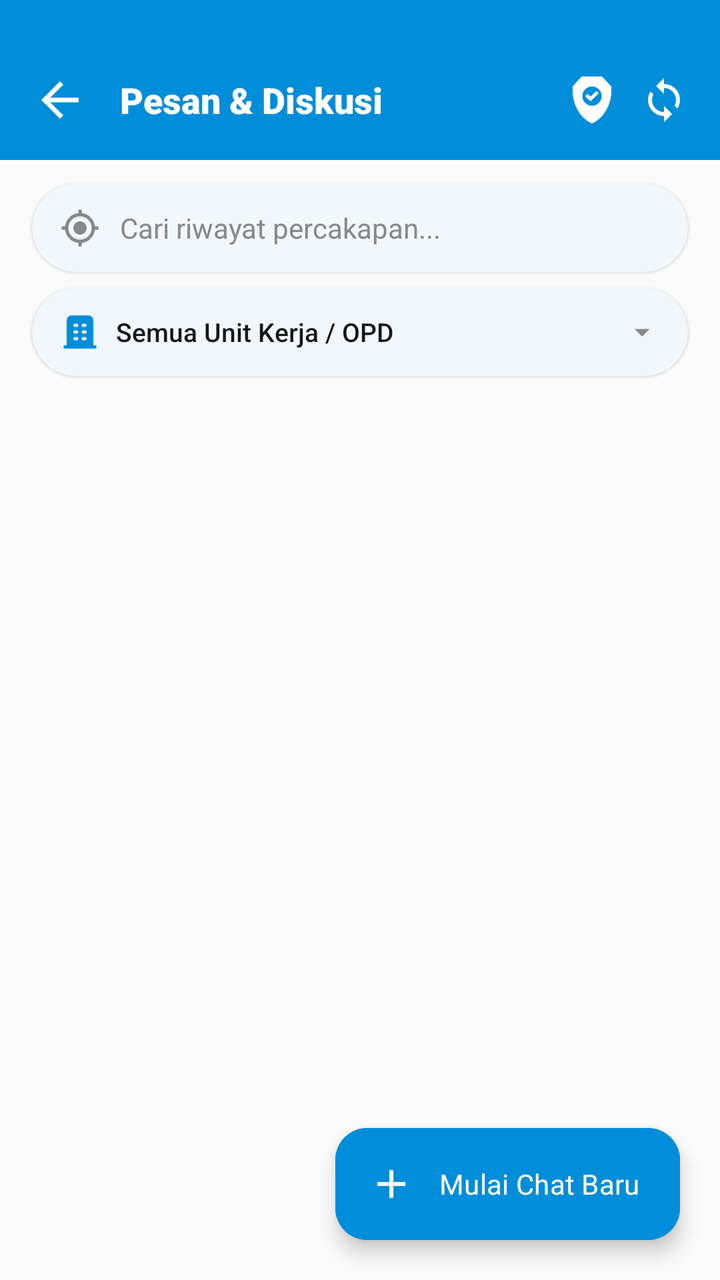
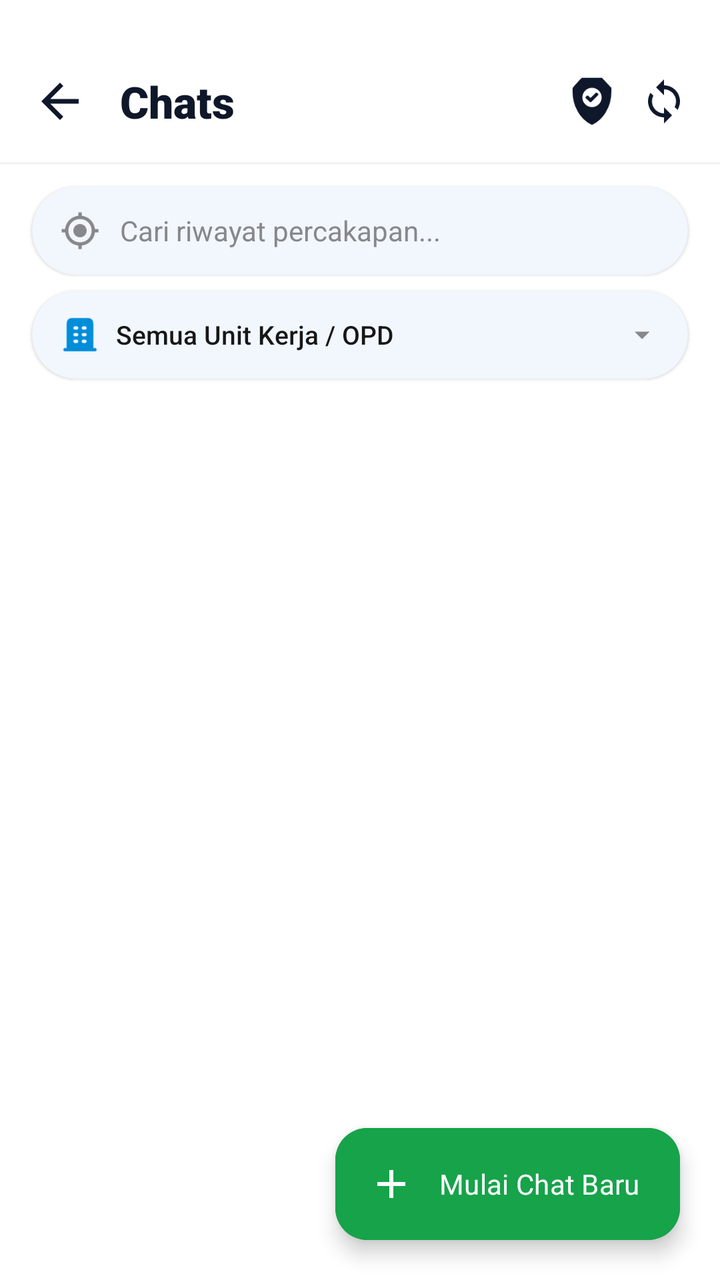

An Android layout rendered at two revisions. The XML below is the earlier revision; the diff shows what the commit changed to produce the second picture.
<!-- AndroidManifest.xml: application theme Theme.AppPemko -->
<!-- res/layout/activity_chat_list.xml -->
<?xml version="1.0" encoding="utf-8"?>
<LinearLayout xmlns:android="http://schemas.android.com/apk/res/android"
    xmlns:app="http://schemas.android.com/apk/res-auto"
    android:layout_width="match_parent"
    android:layout_height="match_parent"
    android:background="@color/background_main"
    android:orientation="vertical">

    
    <LinearLayout
        android:layout_width="match_parent"
        android:layout_height="wrap_content"
        android:background="@color/biru"
        android:orientation="horizontal"
        android:paddingHorizontal="16dp"
        android:paddingTop="36dp"
        android:paddingBottom="16dp"
        android:gravity="center_vertical">

        <ImageView
            android:id="@+id/ivBackChatList"
            android:layout_width="28dp"
            android:layout_height="28dp"
            android:src="@drawable/ic_arrow_back"
            app:tint="@color/putih"
            android:background="?attr/selectableItemBackgroundBorderless"
            android:clickable="true"
            android:focusable="true"
            android:contentDescription="Kembali"/>

        <TextView
            android:layout_width="0dp"
            android:layout_height="wrap_content"
            android:layout_weight="1"
            android:layout_marginStart="16dp"
            android:text="Pesan &amp; Diskusi"
            android:textColor="@color/putih"
            android:textSize="18sp"
            android:fontFamily="sans-serif-black"/>

        <ImageView
            android:id="@+id/ivPrivacyChatList"
            android:layout_width="24dp"
            android:layout_height="24dp"
            android:layout_marginEnd="12dp"
            android:src="@drawable/ic_privasi"
            app:tint="@color/putih"
            android:background="?attr/selectableItemBackgroundBorderless"
            android:clickable="true"
            android:focusable="true"
            android:contentDescription="Privasi Kontak"/>

        <ImageView
            android:id="@+id/ivRefreshChatList"
            android:layout_width="24dp"
            android:layout_height="24dp"
            android:src="@drawable/ic_sync2"
            app:tint="@color/putih"
            android:background="?attr/selectableItemBackgroundBorderless"
            android:clickable="true"
            android:focusable="true"
            android:contentDescription="Refresh"/>
    </LinearLayout>

    
    <com.google.android.material.card.MaterialCardView
        android:id="@+id/cvMonitoringBanner"
        android:layout_width="match_parent"
        android:layout_height="wrap_content"
        android:layout_marginHorizontal="16dp"
        android:layout_marginTop="12dp"
        app:cardCornerRadius="16dp"
        app:cardElevation="2dp"
        app:strokeWidth="1dp"
        app:strokeColor="#C7D2FE"
        app:cardBackgroundColor="#EEF2FF"
        android:visibility="gone"
        android:clickable="true"
        android:focusable="true">

        <LinearLayout
            android:layout_width="match_parent"
            android:layout_height="wrap_content"
            android:gravity="center_vertical"
            android:orientation="horizontal"
            android:padding="12dp">

            <ImageView
                android:layout_width="32dp"
                android:layout_height="32dp"
                android:src="@drawable/ic_document_scanner"
                app:tint="#3730A3"
                android:contentDescription="Monitoring"/>

            <LinearLayout
                android:layout_width="0dp"
                android:layout_height="wrap_content"
                android:layout_weight="1"
                android:layout_marginStart="12dp"
                android:orientation="vertical">

                <TextView
                    android:layout_width="wrap_content"
                    android:layout_height="wrap_content"
                    android:text="Halaman Monitoring Sistem"
                    android:textColor="#3730A3"
                    android:textSize="14sp"
                    android:fontFamily="sans-serif-black"/>

                <TextView
                    android:layout_width="wrap_content"
                    android:layout_height="wrap_content"
                    android:layout_marginTop="2dp"
                    android:text="Pantau seluruh riwayat obrolan pegawai Pemko"
                    android:textColor="#4338CA"
                    android:textSize="12sp"
                    android:fontFamily="sans-serif"/>
            </LinearLayout>

            <ImageView
                android:layout_width="20dp"
                android:layout_height="20dp"
                android:src="@drawable/ic_arrow_back"
                android:rotation="180"
                app:tint="#3730A3"
                android:contentDescription="Buka Monitoring"/>
        </LinearLayout>
    </com.google.android.material.card.MaterialCardView>

    
    <com.google.android.material.card.MaterialCardView
        android:layout_width="match_parent"
        android:layout_height="44dp"
        android:layout_marginHorizontal="16dp"
        android:layout_marginTop="12dp"
        android:layout_marginBottom="8dp"
        app:cardCornerRadius="22dp"
        app:cardElevation="1dp"
        app:strokeWidth="0dp">

        <LinearLayout
            android:layout_width="match_parent"
            android:layout_height="match_parent"
            android:gravity="center_vertical"
            android:orientation="horizontal"
            android:paddingHorizontal="14dp">

            <ImageView
                android:layout_width="20dp"
                android:layout_height="20dp"
                android:src="@drawable/ic_search_location"
                app:tint="@color/text_hint"
                android:contentDescription="Cari"/>

            <EditText
                android:id="@+id/etSearchChat"
                android:layout_width="match_parent"
                android:layout_height="match_parent"
                android:layout_marginStart="10dp"
                android:background="@null"
                android:hint="Cari riwayat percakapan..."
                android:textColor="@color/text_primary"
                android:textColorHint="@color/text_hint"
                android:textSize="14sp"
                android:fontFamily="sans-serif"
                android:inputType="text"/>
        </LinearLayout>
    </com.google.android.material.card.MaterialCardView>

    
    <com.google.android.material.card.MaterialCardView
        android:id="@+id/cvOpdFilterSelector"
        android:layout_width="match_parent"
        android:layout_height="44dp"
        android:layout_marginHorizontal="16dp"
        android:layout_marginBottom="8dp"
        app:cardCornerRadius="22dp"
        app:cardElevation="1dp"
        app:strokeWidth="0dp"
        android:clickable="true"
        android:focusable="true">

        <LinearLayout
            android:layout_width="match_parent"
            android:layout_height="match_parent"
            android:gravity="center_vertical"
            android:orientation="horizontal"
            android:paddingHorizontal="14dp">

            <ImageView
                android:layout_width="20dp"
                android:layout_height="20dp"
                android:src="@drawable/ic_locasi_office"
                app:tint="@color/biru"
                android:contentDescription="Unit Kerja / OPD"/>

            <TextView
                android:id="@+id/tvSelectedOpdFilterName"
                android:layout_width="0dp"
                android:layout_height="wrap_content"
                android:layout_weight="1"
                android:layout_marginStart="8dp"
                android:text="Semua Unit Kerja / OPD"
                android:textColor="@color/text_primary"
                android:textSize="13sp"
                android:fontFamily="sans-serif-medium"
                android:maxLines="1"
                android:ellipsize="end"/>

            <ImageView
                android:layout_width="18dp"
                android:layout_height="18dp"
                android:src="@drawable/ic_arrow_down"
                app:tint="@color/text_hint"
                android:contentDescription="Pilih OPD"/>
        </LinearLayout>
    </com.google.android.material.card.MaterialCardView>

    <FrameLayout
        android:layout_width="match_parent"
        android:layout_height="match_parent">

        <androidx.recyclerview.widget.RecyclerView
            android:id="@+id/rvChatList"
            android:layout_width="match_parent"
            android:layout_height="match_parent"
            android:clipToPadding="false"
            android:paddingVertical="8dp"/>

        <ProgressBar
            android:id="@+id/pbChatList"
            android:layout_width="wrap_content"
            android:layout_height="wrap_content"
            android:layout_gravity="center"/>

        
        <LinearLayout
            android:id="@+id/llEmptyChatState"
            android:layout_width="match_parent"
            android:layout_height="wrap_content"
            android:layout_gravity="center"
            android:gravity="center"
            android:orientation="vertical"
            android:paddingHorizontal="32dp"
            android:visibility="gone">

            <ImageView
                android:layout_width="72dp"
                android:layout_height="72dp"
                android:src="@drawable/ic_mail"
                app:tint="@color/text_hint"
                android:contentDescription="Pesan Kosong"/>

            <TextView
                android:layout_width="wrap_content"
                android:layout_height="wrap_content"
                android:layout_marginTop="16dp"
                android:text="Belum Ada Riwayat Percakapan"
                android:textColor="@color/text_primary"
                android:textSize="16sp"
                android:fontFamily="sans-serif-black"/>

            <TextView
                android:layout_width="wrap_content"
                android:layout_height="wrap_content"
                android:layout_marginTop="6dp"
                android:gravity="center"
                android:text="Anda belum pernah melakukan komunikasi. Tekan tombol 'Mulai Chat Baru' di bawah untuk mengirim pesan ke rekan kerja."
                android:textColor="@color/text_secondary"
                android:textSize="13sp"
                android:fontFamily="sans-serif"/>
        </LinearLayout>

        
        <com.google.android.material.floatingactionbutton.ExtendedFloatingActionButton
            android:id="@+id/btnNewChatFab"
            android:layout_width="wrap_content"
            android:layout_height="wrap_content"
            android:layout_gravity="bottom|end"
            android:layout_margin="20dp"
            android:text="Mulai Chat Baru"
            android:textColor="@color/putih"
            android:textSize="14sp"
            android:fontFamily="sans-serif-bold"
            app:icon="@drawable/ic_baseline_add"
            app:iconTint="@color/putih"
            android:backgroundTint="@color/biru"/>

    </FrameLayout>
</LinearLayout>
<!-- resources referenced by this layout -->
<resources>
  <color name="background_main">#FBFBFB</color>
  <color name="biru">#008DDA</color>
  <color name="putih">#FFFFFF</color>
  <color name="text_hint">#87888c</color>
  <color name="text_primary">#171717</color>
  <color name="text_secondary">#454545</color>
  <!-- drawable ic_arrow_back (drawable) -->
  <?xml version="1.0" encoding="utf-8"?>
  <vector xmlns:android="http://schemas.android.com/apk/res/android"
      android:width="24dp"
      android:height="24dp"
      android:viewportWidth="24"
      android:viewportHeight="24">
      <path
          android:fillColor="#FFFFFFFF"
          android:pathData="M20,11H7.83l5.59,-5.59L12,4l-8,8 8,8 1.41,-1.41L7.83,13H20v-2z" />
  </vector>
  <!-- drawable ic_arrow_down (drawable) -->
  <vector android:height="24dp" android:tint="@color/biru"
      android:viewportHeight="24" android:viewportWidth="24"
      android:width="24dp" xmlns:android="http://schemas.android.com/apk/res/android">
      <path android:fillColor="@android:color/white" android:pathData="M7,10l5,5 5,-5z"/>
  </vector>
  <!-- drawable ic_baseline_add (drawable) -->
  <vector xmlns:android="http://schemas.android.com/apk/res/android"
      android:width="24dp"
      android:height="24dp"
      android:viewportWidth="24"
      android:viewportHeight="24">
    <path
        android:fillColor="#FF000000"
        android:pathData="M19,13h-6v6h-2v-6H5v-2h6V5h2v6h6v2z"/>
  </vector>
  <!-- drawable ic_document_scanner (drawable) -->
  <vector android:height="24dp"
      android:viewportHeight="24" android:viewportWidth="24"
      android:width="24dp" xmlns:android="http://schemas.android.com/apk/res/android">
      <path android:fillColor="@color/font" android:pathData="M7,3H4v3H2V1h5V3zM22,6V1h-5v2h3v3H22zM7,21H4v-3H2v5h5V21zM20,18v3h-3v2h5v-5H20zM19,18c0,1.1 -0.9,2 -2,2H7c-1.1,0 -2,-0.9 -2,-2V6c0,-1.1 0.9,-2 2,-2h10c1.1,0 2,0.9 2,2V18zM15,8H9v2h6V8zM15,11H9v2h6V11zM15,14H9v2h6V14z"/>
  </vector>
  <!-- drawable ic_search_location (drawable) -->
  <vector android:height="24dp"
      android:viewportHeight="24" android:viewportWidth="24"
      android:width="24dp" xmlns:android="http://schemas.android.com/apk/res/android">
      <path android:fillColor="#F1F1F1" android:pathData="M12,8c-2.21,0 -4,1.79 -4,4s1.79,4 4,4 4,-1.79 4,-4 -1.79,-4 -4,-4zM20.94,11c-0.46,-4.17 -3.77,-7.48 -7.94,-7.94L13,1h-2v2.06C6.83,3.52 3.52,6.83 3.06,11L1,11v2h2.06c0.46,4.17 3.77,7.48 7.94,7.94L11,23h2v-2.06c4.17,-0.46 7.48,-3.77 7.94,-7.94L23,13v-2h-2.06zM12,19c-3.87,0 -7,-3.13 -7,-7s3.13,-7 7,-7 7,3.13 7,7 -3.13,7 -7,7z"/>
  </vector>
  <!-- drawable ic_sync2 (drawable) -->
  <vector android:height="24dp" android:tint="@color/biru"
      android:viewportHeight="24" android:viewportWidth="24"
      android:width="24dp" xmlns:android="http://schemas.android.com/apk/res/android">
      <path android:fillColor="@android:color/white" android:pathData="M12,4L12,1L8,5l4,4L12,6c3.31,0 6,2.69 6,6 0,1.01 -0.25,1.97 -0.7,2.8l1.46,1.46C19.54,15.03 20,13.57 20,12c0,-4.42 -3.58,-8 -8,-8zM12,18c-3.31,0 -6,-2.69 -6,-6 0,-1.01 0.25,-1.97 0.7,-2.8L5.24,7.74C4.46,8.97 4,10.43 4,12c0,4.42 3.58,8 8,8v3l4,-4 -4,-4v3z"/>
  </vector>
  <style name="Theme.AppPemko" parent="Base.Theme.AppPemko">
          <item name="android:textColor">@color/text_primary</item>
      </style>
  <color name="font">#454545</color>
  <color name="primary_brand">#0869D8</color>
  <color name="on_primary_brand">#FFFFFF</color>
  <color name="brand_secondary">#E91E63</color>
  <color name="white">#FFFFFF</color>
  <color name="surface_main">#FFFFFF</color>
  <color name="surface_variant">#F4F4F4</color>
  <style name="Animation.App.Activity" parent="@android:style/Animation.Activity">
          <item name="android:activityOpenEnterAnimation">@anim/slide_in_right</item>
          <item name="android:activityOpenExitAnimation">@anim/slide_out_left</item>
          <item name="android:activityCloseEnterAnimation">@anim/slide_in_left</item>
          <item name="android:activityCloseExitAnimation">@anim/slide_out_right</item>
      </style>
  <!-- unchanged entries left out for length: 4 -->
</resources>

<!-- the commit's change to res/layout/activity_chat_list.xml (unified diff, before → after) -->
@@ -3,14 +3,15 @@
     xmlns:app="http://schemas.android.com/apk/res-auto"
     android:layout_width="match_parent"
     android:layout_height="match_parent"
-    android:background="@color/background_main"
+    android:background="#FFFFFF"
     android:orientation="vertical">
 
     
     <LinearLayout
         android:layout_width="match_parent"
         android:layout_height="wrap_content"
-        android:background="@color/biru"
+        android:background="#FFFFFF"
+        android:elevation="1dp"
         android:orientation="horizontal"
         android:paddingHorizontal="16dp"
         android:paddingTop="36dp"
@@ -22,7 +23,7 @@
             android:layout_width="28dp"
             android:layout_height="28dp"
             android:src="@drawable/ic_arrow_back"
-            app:tint="@color/putih"
+            app:tint="#0F172A"
             android:background="?attr/selectableItemBackgroundBorderless"
             android:clickable="true"
             android:focusable="true"
@@ -33,9 +34,9 @@
             android:layout_height="wrap_content"
             android:layout_weight="1"
             android:layout_marginStart="16dp"
-            android:text="Pesan &amp; Diskusi"
-            android:textColor="@color/putih"
-            android:textSize="18sp"
+            android:text="Chats"
+            android:textColor="#0F172A"
+            android:textSize="22sp"
             android:fontFamily="sans-serif-black"/>
 
         <ImageView
@@ -44,7 +45,7 @@
             android:layout_height="24dp"
             android:layout_marginEnd="12dp"
             android:src="@drawable/ic_privasi"
-            app:tint="@color/putih"
+            app:tint="#0F172A"
             android:background="?attr/selectableItemBackgroundBorderless"
             android:clickable="true"
             android:focusable="true"
@@ -55,7 +56,7 @@
             android:layout_width="24dp"
             android:layout_height="24dp"
             android:src="@drawable/ic_sync2"
-            app:tint="@color/putih"
+            app:tint="#0F172A"
             android:background="?attr/selectableItemBackgroundBorderless"
             android:clickable="true"
             android:focusable="true"
@@ -231,7 +232,9 @@
             android:id="@+id/pbChatList"
             android:layout_width="wrap_content"
             android:layout_height="wrap_content"
-            android:layout_gravity="center"/>
+            android:layout_gravity="center"
+            android:indeterminateTint="#16A34A"
+            android:visibility="gone"/>
 
         
         <LinearLayout
@@ -284,7 +287,7 @@
             android:fontFamily="sans-serif-bold"
             app:icon="@drawable/ic_baseline_add"
             app:iconTint="@color/putih"
-            android:backgroundTint="@color/biru"/>
+            android:backgroundTint="#16A34A"/>
 
     </FrameLayout>
 </LinearLayout>
